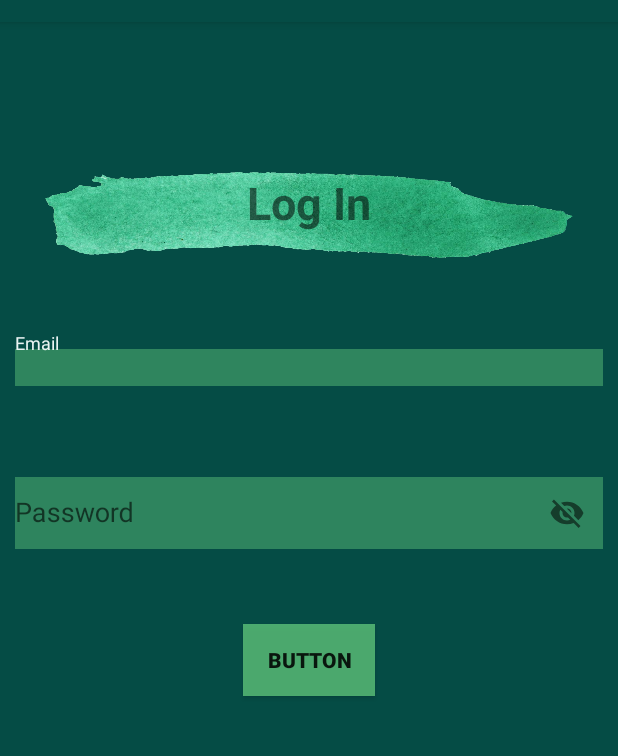
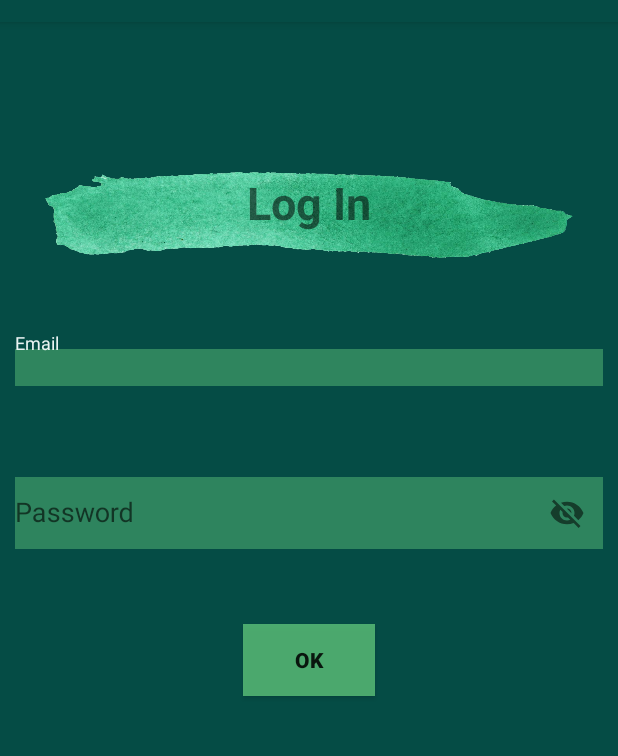
Before and after one commit to tddrrr/android-project-countries, an Android app: the Login screen opened directly, with no data from a screen before it, on a phone screen of 412 x 824 dp, the part 62-818 px from its top. Run offline under Robolectric (Android 15) with nearby library versions, the phone set to English and light mode, and no system bars.

Commit message:
AICI DOAR AM VRUT SA VAD DACA POT TA COMMIT DIRECT DIN ANDROID STUDIO

```diff
--- a/app/src/main/AndroidManifest.xml
+++ b/app/src/main/AndroidManifest.xml
@@ -9,7 +9,8 @@
         android:roundIcon="@mipmap/ic_launcher_round"
         android:supportsRtl="true"
         android:theme="@style/AppTheme">
-        <activity android:name=".Login"></activity>
+        <activity android:name=".CreateAccount"/>
+        <activity android:name=".Login" />
         <activity android:name=".MainActivity">
             <intent-filter>
                 <action android:name="android.intent.action.MAIN" />
--- a/app/src/main/res/layout/login.xml
+++ b/app/src/main/res/layout/login.xml
@@ -70,7 +70,7 @@
         android:layout_margin="50dp"
         android:layout_marginTop="100dp"
         android:background="@color/backColor"
-        android:text="Button"
+        android:text="@string/ok"
         android:textStyle="bold"
         app:layout_constraintEnd_toEndOf="parent"
         app:layout_constraintStart_toStartOf="parent"
```
